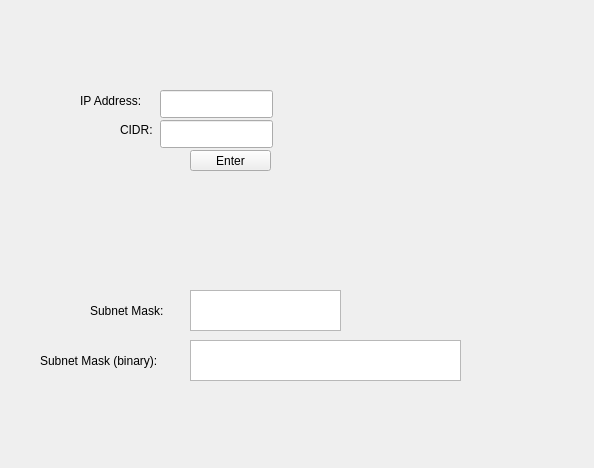
First picture: the form in UI/mainwindow.ui, repository cholmcdowell/Zubnetting-Basic-Subnetting-Tool-Program, before the edit.
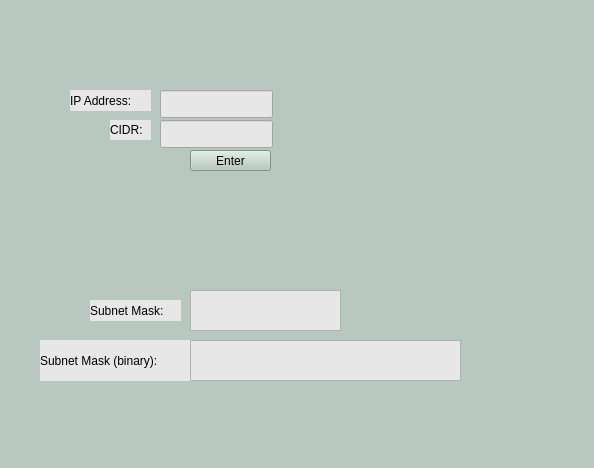
Second picture: the form after the edit.

```diff
--- a/UI/mainwindow.ui
+++ b/UI/mainwindow.ui
@@ -14,31 +14,58 @@
    <string>MainWindow</string>
   </property>
   <widget class="QWidget" name="centralwidget">
+   <property name="styleSheet">
+    <string notr="true">background-color: rgb(184, 200, 193);</string>
+   </property>
    <widget class="QLabel" name="lblIP">
     <property name="geometry">
      <rect>
-      <x>80</x>
+      <x>70</x>
       <y>90</y>
       <width>81</width>
       <height>21</height>
      </rect>
     </property>
+    <property name="font">
+     <font>
+      <bold>false</bold>
+     </font>
+    </property>
+    <property name="styleSheet">
+     <string notr="true">background-color: rgb(231, 231, 231);
+color: rgb(0, 0, 0);</string>
+    </property>
     <property name="text">
      <string>IP Address:</string>
     </property>
+    <property name="textFormat">
+     <enum>Qt::TextFormat::AutoText</enum>
+    </property>
    </widget>
    <widget class="QLabel" name="lblCIDR">
     <property name="geometry">
      <rect>
-      <x>120</x>
+      <x>110</x>
       <y>120</y>
-      <width>63</width>
+      <width>41</width>
       <height>20</height>
      </rect>
     </property>
+    <property name="font">
+     <font>
+      <bold>false</bold>
+     </font>
+    </property>
+    <property name="styleSheet">
+     <string notr="true">background-color: rgb(231, 231, 231);
+color: rgb(0, 0, 0);</string>
+    </property>
     <property name="text">
      <string>CIDR:</string>
     </property>
+    <property name="textFormat">
+     <enum>Qt::TextFormat::AutoText</enum>
+    </property>
    </widget>
    <widget class="QLineEdit" name="txtIP">
     <property name="geometry">
@@ -49,6 +76,9 @@
       <height>28</height>
      </rect>
     </property>
+    <property name="styleSheet">
+     <string notr="true">background-color: rgb(231, 231, 231);</string>
+    </property>
    </widget>
    <widget class="QLineEdit" name="txtCIDR">
     <property name="geometry">
@@ -59,6 +89,9 @@
       <height>28</height>
      </rect>
     </property>
+    <property name="styleSheet">
+     <string notr="true">background-color: rgb(231, 231, 231);</string>
+    </property>
    </widget>
    <widget class="QPushButton" name="bdnEnter">
     <property name="geometry">
@@ -82,9 +115,21 @@
       <height>21</height>
      </rect>
     </property>
+    <property name="font">
+     <font>
+      <bold>false</bold>
+     </font>
+    </property>
+    <property name="styleSheet">
+     <string notr="true">background-color: rgb(231, 231, 231);
+color: rgb(0, 0, 0);</string>
+    </property>
     <property name="text">
      <string>Subnet Mask:</string>
     </property>
+    <property name="textFormat">
+     <enum>Qt::TextFormat::AutoText</enum>
+    </property>
    </widget>
    <widget class="QPlainTextEdit" name="txtSubnet">
     <property name="geometry">
@@ -95,6 +140,9 @@
       <height>41</height>
      </rect>
     </property>
+    <property name="styleSheet">
+     <string notr="true">background-color: rgb(231, 231, 231);</string>
+    </property>
    </widget>
    <widget class="QLabel" name="lblSubnet_binary">
     <property name="geometry">
@@ -105,9 +153,21 @@
       <height>41</height>
      </rect>
     </property>
+    <property name="font">
+     <font>
+      <bold>false</bold>
+     </font>
+    </property>
+    <property name="styleSheet">
+     <string notr="true">background-color: rgb(231, 231, 231);
+color: rgb(0, 0, 0);</string>
+    </property>
     <property name="text">
      <string>Subnet Mask (binary):</string>
     </property>
+    <property name="textFormat">
+     <enum>Qt::TextFormat::AutoText</enum>
+    </property>
    </widget>
    <widget class="QPlainTextEdit" name="txtSubnet_2">
     <property name="geometry">
@@ -118,6 +178,9 @@
       <height>41</height>
      </rect>
     </property>
+    <property name="styleSheet">
+     <string notr="true">background-color: rgb(231, 231, 231);</string>
+    </property>
    </widget>
   </widget>
  </widget>
```
